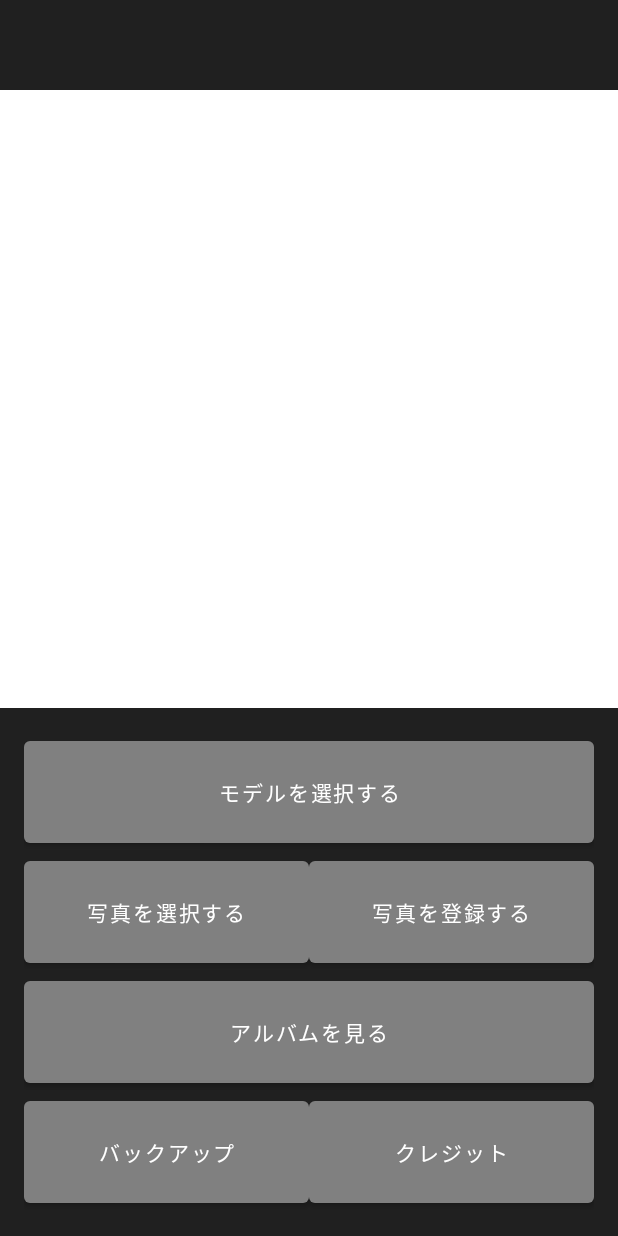
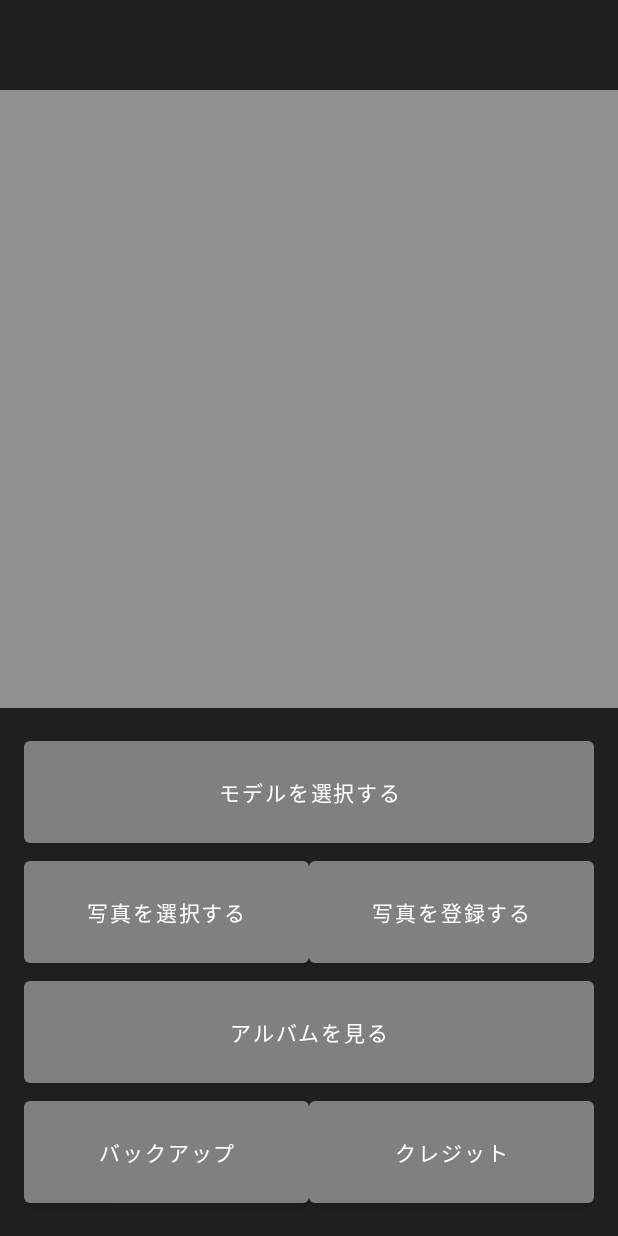
Before and after one commit to naoya0930/PhotoRecon, an Android app: the layout activity_main.xml on its own in the app's theme, with its tools: preview values and no code run, on a phone screen of 412 x 824 dp. Run offline under Robolectric (Android 15) with nearby library versions, the phone set to English and light mode, and no system bars.

Commit message:
add:トップ画面のimageviewの色調整

```diff
--- a/app/src/main/res/layout/activity_main.xml
+++ b/app/src/main/res/layout/activity_main.xml
@@ -11,8 +11,7 @@
         android:layout_width="0dp"
         android:layout_height="0dp"
         android:layout_marginTop="60dp"
-        android:background="#FFFFFF"
-        android:contentDescription="@string/image_view"
+        android:background="#909090"
         app:layout_constraintDimensionRatio="1:1"
         app:layout_constraintEnd_toEndOf="parent"
         app:layout_constraintStart_toStartOf="parent"
```
